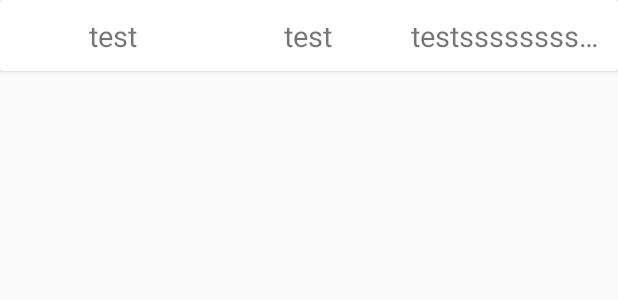
After one commit to MahmoudMabrok/QuranyApp, an Android app: the layout read_log_item.xml on its own in the app's theme, with its tools: preview values and no code run, on a phone screen of 412 x 824 dp. The commit adds this screen. Shown: the top 300 px of the screen. Run offline under Robolectric (Android 15) with nearby library versions, the phone set to English and light mode, and no system bars.

Commit message:
add ReadLog fragmen & add Adapter

```diff
--- a/app/src/main/java/education/mahmoud/quranyapp/data_layer/Repository.java
+++ b/app/src/main/java/education/mahmoud/quranyapp/data_layer/Repository.java
@@ -251,6 +251,10 @@ public class Repository {
         return quranDB.readLogDAO().getReadLogBydate(currentDate);
     }
 
+    public List<ReadLog> getReadLog() {
+        return quranDB.readLogDAO().getAllReadLog();
+    }
+
 
 
    /* public Call<String> getUsers() {
--- a/app/src/main/java/education/mahmoud/quranyapp/feature/show_sura_ayas/ShowAyahsActivity.java
+++ b/app/src/main/java/education/mahmoud/quranyapp/feature/show_sura_ayas/ShowAyahsActivity.java
@@ -228,6 +228,7 @@ public class ShowAyahsActivity extends AppCompatActivity {
             public void onClick(int pos) {
                 rvAyahsPages.scrollToPosition(pos+1);
                 Log.d(TAG, "onClickaaa : " + pos);
+                pagesReadLogNumber.add(Integer.valueOf(pos+1));
             }
         });
 
@@ -373,6 +374,6 @@ public class ShowAyahsActivity extends AppCompatActivity {
     }
 
     private void saveReadLog() {
-
+        readLog.setPages(pagesReadLogNumber);
     }
 }
--- /dev/null
+++ b/app/src/main/res/layout/read_log_item.xml
@@ -0,0 +1,49 @@
+<?xml version="1.0" encoding="utf-8"?>
+<androidx.cardview.widget.CardView xmlns:android="http://schemas.android.com/apk/res/android"
+    android:layout_width="match_parent"
+    android:layout_height="wrap_content">
+
+    <LinearLayout
+        android:layout_width="match_parent"
+        android:layout_height="wrap_content"
+        android:orientation="horizontal"
+        android:padding="@dimen/_8sdp">
+
+        <TextView
+            android:id="@+id/readLogDate"
+            android:layout_width="0dp"
+            android:layout_height="wrap_content"
+            android:layout_weight="1"
+            android:gravity="center_horizontal"
+            android:textSize="@dimen/tv_read_log"
+            android:text="test"/>
+
+        <TextView
+            android:id="@+id/readLogNPages"
+            android:layout_width="0dp"
+            android:layout_height="wrap_content"
+            android:gravity="center_horizontal"
+            android:layout_weight="1"
+            android:textSize="@dimen/tv_read_log"
+            android:text="test"/>
+
+
+        <TextView
+            android:id="@+id/readLogPagesNum"
+            android:layout_width="0dp"
+            android:layout_height="wrap_content"
+            android:layout_weight="1"
+            android:gravity="center_horizontal"
+            android:textSize="@dimen/tv_read_log"
+            android:ellipsize="end"
+            android:maxLines="1"
+            android:text="testsssssssssssssssssssssssssssssssssss"/>
+
+
+
+
+
+
+    </LinearLayout>
+
+</androidx.cardview.widget.CardView>
--- a/app/src/main/res/menu/menu_home.xml
+++ b/app/src/main/res/menu/menu_home.xml
@@ -23,6 +23,12 @@
 
 
     <item
+        android:id="@+id/actionReadLog"
+        android:orderInCategory="100"
+        android:title="@string/readlog"
+        app:showAsAction="never" />
+
+    <item
         android:id="@+id/actionDownload"
         android:orderInCategory="100"
         android:title="@string/download"
--- a/app/src/main/res/values/dimens.xml
+++ b/app/src/main/res/values/dimens.xml
@@ -22,5 +22,6 @@
     <dimen name="loginViewsMargin">20dp</dimen>
 
     <dimen name="signup_text_margin_top">10dp</dimen>
+    <dimen name="tv_read_log">@dimen/_15ssp</dimen>
 
 </resources>
--- a/app/src/main/res/values/strings.xml
+++ b/app/src/main/res/values/strings.xml
@@ -138,6 +138,7 @@
 
     <!-- TODO: Remove or change this placeholder text -->
     <string name="hello_blank_fragment">Hello blank fragment</string>
+    <string name="readlog">ReadLog</string>
 
 
 </resources>
```
Also changed, not shown: app/src/main/java/education/mahmoud/quranyapp/data_layer/local/room/ReadLog.java (+4 -3 lines), app/src/main/java/education/mahmoud/quranyapp/feature/home_Activity/HomeActivity.java (+11 -0 lines), app/src/main/java/education/mahmoud/quranyapp/feature/read_log/ReadLogAdapter.java (added, +92 -0 lines), app/src/main/java/education/mahmoud/quranyapp/feature/read_log/ReadLogFragment.java (added, +52 -0 lines), app/src/main/res/layout/fragment_read_log.xml (added, +13 -0 lines), 1 other file.
